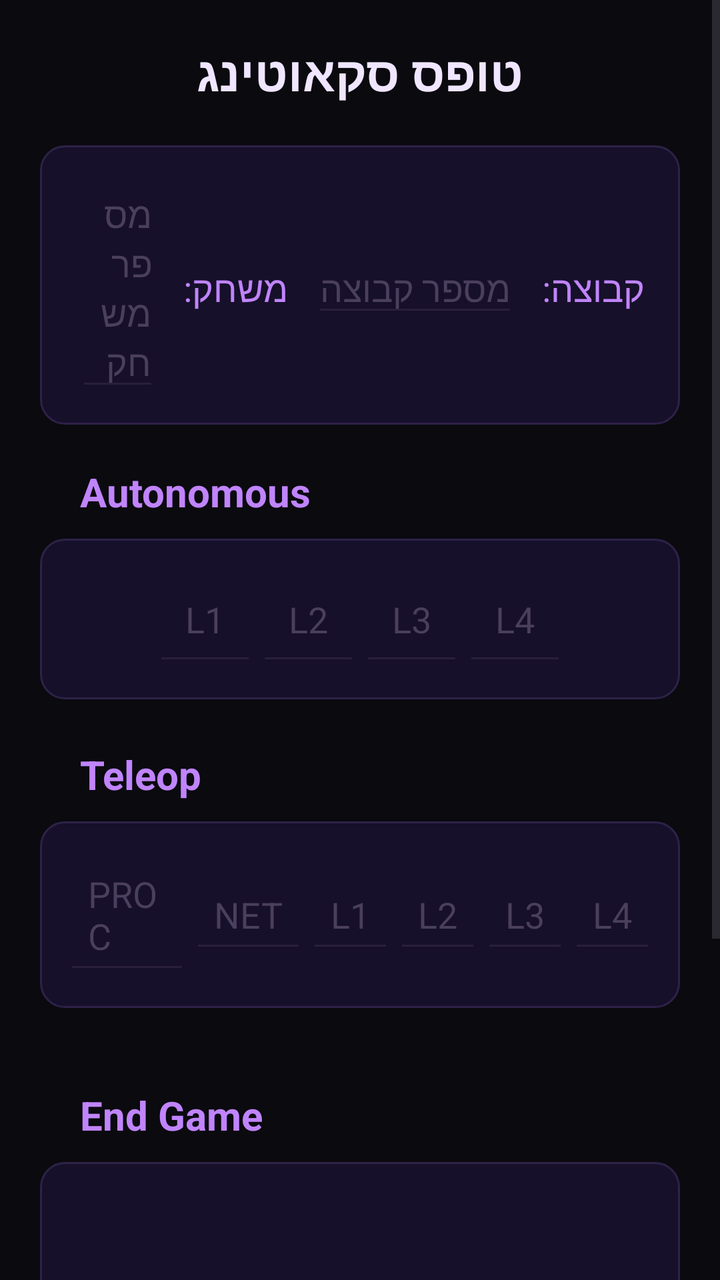
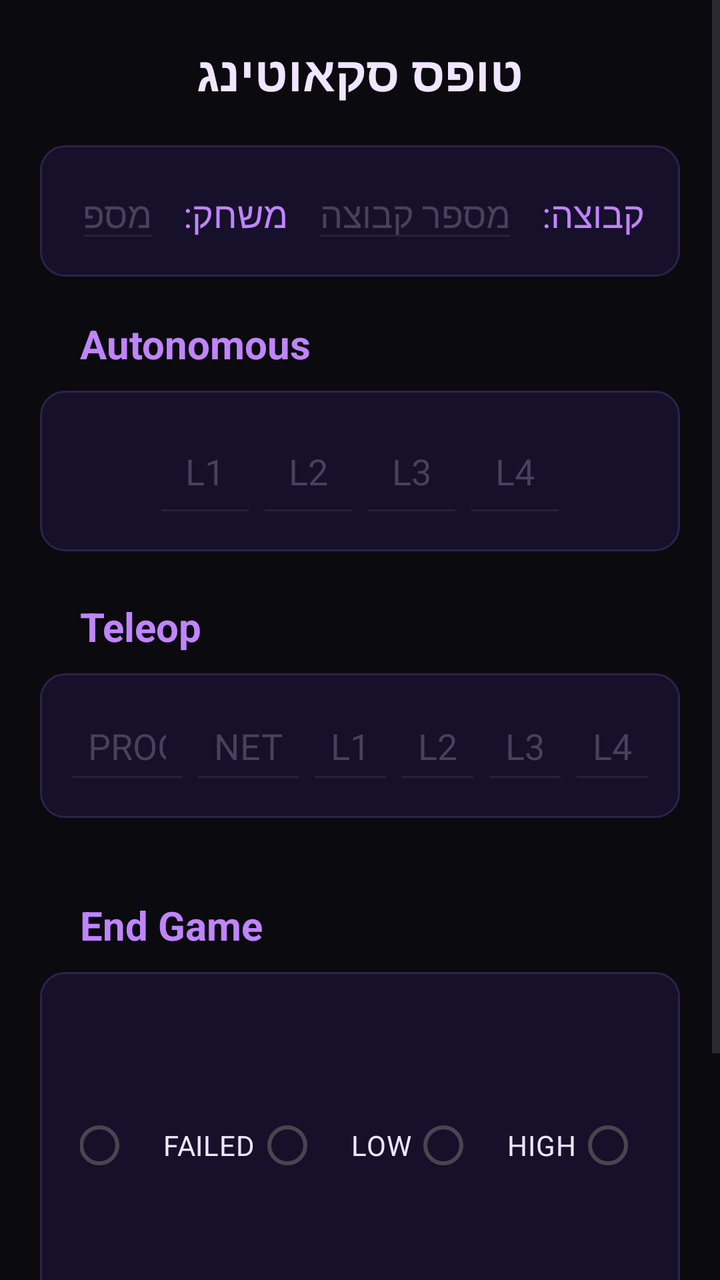

An Android layout rendered at two revisions. The XML below is the earlier revision; the diff shows what the commit changed to produce the second picture.
<!-- AndroidManifest.xml: application theme Theme.MainApp -->
<!-- res/layout/activity_forms.xml -->
<?xml version="1.0" encoding="utf-8"?>
<ScrollView xmlns:android="http://schemas.android.com/apk/res/android"
    xmlns:app="http://schemas.android.com/apk/res-auto"
    xmlns:tools="http://schemas.android.com/tools"
    android:layout_width="match_parent"
    android:layout_height="match_parent"
    android:background="#0A0A0F"
    tools:context=".Screens.FormsActivity">

    <LinearLayout
        android:layout_width="match_parent"
        android:layout_height="wrap_content"
        android:layoutDirection="rtl"
        android:orientation="vertical"
        android:padding="20dp">

        
        <TextView
            android:id="@+id/textViewFormsTitle"
            android:layout_width="wrap_content"
            android:layout_height="wrap_content"
            android:layout_gravity="center_horizontal"
            android:layout_marginBottom="20dp"
            android:text="טופס סקאוטינג"
            android:textColor="#F0E6FF"
            android:textSize="24sp"
            android:textStyle="bold" />

        
        <LinearLayout
            android:layout_width="match_parent"
            android:layout_height="wrap_content"
            android:layoutDirection="rtl"
            android:background="@drawable/card_bg_dark"
            android:padding="12dp"
            android:layout_marginBottom="20dp">

            <TextView
                android:id="@+id/teamText"
                android:layout_width="wrap_content"
                android:layout_height="wrap_content"
                android:layout_marginHorizontal="6dp"
                android:text="קבוצה:"
                android:textColor="#C084FC"
                android:textSize="18sp" />

            <EditText
                android:id="@+id/TeamNumberEditText"
                android:layout_width="wrap_content"
                android:layout_height="wrap_content"
                android:layout_marginHorizontal="6dp"
                android:hint="מספר קבוצה"
                android:textColor="#F0E6FF"
                android:textColorHint="#4A3F5C"
                android:backgroundTint="#2A1F3D" />

            <TextView
                android:id="@+id/gameText"
                android:layout_width="wrap_content"
                android:layout_height="wrap_content"
                android:layout_marginHorizontal="6dp"
                android:text="משחק:"
                android:textColor="#C084FC"
                android:textSize="18sp" />

            <EditText
                android:id="@+id/GameNumberEditText"
                android:layout_width="wrap_content"
                android:layout_height="wrap_content"
                android:layout_marginHorizontal="6dp"
                android:hint="מספר משחק"
                android:textColor="#F0E6FF"
                android:textColorHint="#4A3F5C"
                android:backgroundTint="#2A1F3D" />
        </LinearLayout>

        
        <TextView
            android:id="@+id/AutonomousText"
            android:layout_width="wrap_content"
            android:layout_height="wrap_content"
            android:layout_gravity="end"
            android:layout_marginEnd="20dp"
            android:layout_marginBottom="10dp"
            android:text="Autonomous"
            android:textColor="#C084FC"
            android:textSize="20sp"
            android:textStyle="bold" />

        <LinearLayout
            android:layout_width="match_parent"
            android:layout_height="wrap_content"
            android:layout_marginBottom="24dp"
            android:background="@drawable/card_bg_dark"
            android:gravity="center"
            android:padding="12dp">

            <EditText
                android:id="@+id/AutoL4Count"
                android:layout_width="wrap_content"
                android:layout_height="wrap_content"
                android:hint="L4"
                android:padding="16dp"
                android:textColor="#F0E6FF"
                android:textColorHint="#4A3F5C"
                android:backgroundTint="#2A1F3D" />

            <EditText
                android:id="@+id/AutoL3Count"
                android:layout_width="wrap_content"
                android:layout_height="wrap_content"
                android:hint="L3"
                android:padding="16dp"
                android:textColor="#F0E6FF"
                android:textColorHint="#4A3F5C"
                android:backgroundTint="#2A1F3D" />

            <EditText
                android:id="@+id/AutoL2Count"
                android:layout_width="wrap_content"
                android:layout_height="wrap_content"
                android:hint="L2"
                android:padding="16dp"
                android:textColor="#F0E6FF"
                android:textColorHint="#4A3F5C"
                android:backgroundTint="#2A1F3D" />

            <EditText
                android:id="@+id/AutoL1Count"
                android:layout_width="wrap_content"
                android:layout_height="wrap_content"
                android:hint="L1"
                android:padding="16dp"
                android:textColor="#F0E6FF"
                android:textColorHint="#4A3F5C"
                android:backgroundTint="#2A1F3D" />
        </LinearLayout>

        
        <TextView
            android:id="@+id/middleRightText"
            android:layout_width="wrap_content"
            android:layout_height="wrap_content"
            android:layout_gravity="end"
            android:layout_marginEnd="20dp"
            android:layout_marginBottom="10dp"
            android:text="Teleop"
            android:textColor="#C084FC"
            android:textSize="20sp"
            android:textStyle="bold" />

        <LinearLayout
            android:layout_width="match_parent"
            android:layout_height="wrap_content"
            android:background="@drawable/card_bg_dark"
            android:gravity="center"
            android:padding="12dp"
            android:layout_marginBottom="24dp">

            <EditText
                android:id="@+id/TeleopL4Count"
                android:layout_width="wrap_content"
                android:layout_height="wrap_content"
                android:hint="L4"
                android:padding="12dp"
                android:textColor="#F0E6FF"
                android:textColorHint="#4A3F5C"
                android:backgroundTint="#2A1F3D" />

            <EditText
                android:id="@+id/TeleopL3Count"
                android:layout_width="wrap_content"
                android:layout_height="wrap_content"
                android:hint="L3"
                android:padding="12dp"
                android:textColor="#F0E6FF"
                android:textColorHint="#4A3F5C"
                android:backgroundTint="#2A1F3D" />

            <EditText
                android:id="@+id/TeleopL2Count"
                android:layout_width="wrap_content"
                android:layout_height="wrap_content"
                android:hint="L2"
                android:padding="12dp"
                android:textColor="#F0E6FF"
                android:textColorHint="#4A3F5C"
                android:backgroundTint="#2A1F3D" />

            <EditText
                android:id="@+id/TeleopL1Count"
                android:layout_width="wrap_content"
                android:layout_height="wrap_content"
                android:hint="L1"
                android:padding="12dp"
                android:textColor="#F0E6FF"
                android:textColorHint="#4A3F5C"
                android:backgroundTint="#2A1F3D" />

            <EditText
                android:id="@+id/TeleopNetCount"
                android:layout_width="wrap_content"
                android:layout_height="wrap_content"
                android:hint="NET"
                android:padding="12dp"
                android:textColor="#F0E6FF"
                android:textColorHint="#4A3F5C"
                android:backgroundTint="#2A1F3D" />

            <EditText
                android:id="@+id/TeleopProCount"
                android:layout_width="wrap_content"
                android:layout_height="wrap_content"
                android:hint="PROC"
                android:padding="12dp"
                android:textColor="#F0E6FF"
                android:textColorHint="#4A3F5C"
                android:backgroundTint="#2A1F3D" />
        </LinearLayout>

        
        <TextView
            android:id="@+id/EndGameText"
            android:layout_width="wrap_content"
            android:layout_height="wrap_content"
            android:layout_gravity="end"
            android:layout_marginTop="16dp"
            android:layout_marginEnd="20dp"
            android:layout_marginBottom="10dp"
            android:text="End Game"
            android:textColor="#C084FC"
            android:textSize="20sp"
            android:textStyle="bold" />

        <RadioGroup
            android:id="@+id/ClimbGroup"
            android:layout_width="match_parent"
            android:layout_height="wrap_content"
            android:layout_marginBottom="24dp"
            android:background="@drawable/card_bg_dark"
            android:gravity="center"
            android:orientation="horizontal"
            android:padding="12dp">

            <RadioButton
                android:id="@+id/ClimbHigh"
                android:layout_width="wrap_content"
                android:layout_height="wrap_content"
                android:layout_marginHorizontal="8dp"
                android:text="HIGH"
                android:textColor="#F0E6FF"
                android:buttonTint="#C084FC" />

            <RadioButton
                android:id="@+id/ClimbLow"
                android:layout_width="wrap_content"
                android:layout_height="wrap_content"
                android:layout_marginHorizontal="8dp"
                android:text="LOW"
                android:textColor="#F0E6FF"
                android:buttonTint="#C084FC" />

            <RadioButton
                android:id="@+id/ClimbFailed"
                android:layout_width="wrap_content"
                android:layout_height="wrap_content"
                android:layout_marginHorizontal="8dp"
                android:text="FAILED"
                android:textColor="#F0E6FF"
                android:buttonTint="#C084FC" />

            <RadioButton
                android:id="@+id/ClimbDidntTry"
                android:layout_width="wrap_content"
                android:layout_height="wrap_content"
                android:layout_marginHorizontal="8dp"
                android:text="DIDNT TRY"
                android:textColor="#F0E6FF"
                android:buttonTint="#C084FC" />
        </RadioGroup>

        <Button
            android:id="@+id/buttonSave"
            android:layout_width="match_parent"
            android:layout_height="58dp"
            android:layout_marginTop="16dp"
            android:background="@drawable/btn_primary"
            android:stateListAnimator="@null"
            android:text="שמור ועדכן"
            android:textColor="#FFFFFF"
            android:textSize="15sp"
            android:textStyle="bold" />

        <ProgressBar
            android:id="@+id/progressBar"
            android:layout_width="wrap_content"
            android:layout_height="wrap_content"
            android:layout_gravity="center"
            android:layout_marginTop="12dp"
            android:indeterminateTint="#C084FC"
            android:visibility="gone" />

    </LinearLayout>
</ScrollView>
<!-- resources referenced by this layout -->
<resources>
  <!-- drawable btn_primary (drawable) -->
  <?xml version="1.0" encoding="utf-8"?>
  <shape xmlns:android="http://schemas.android.com/apk/res/android"
      android:shape="rectangle">
      <gradient
          android:startColor="#7C3AED"
          android:endColor="#9D00FF"
          android:angle="135"
          android:type="linear" />
      <corners android:radius="10dp" />
  </shape>
  <!-- drawable card_bg_dark (drawable) -->
  <?xml version="1.0" encoding="utf-8"?>
  <shape xmlns:android="http://schemas.android.com/apk/res/android"
      android:shape="rectangle">
      <solid android:color="#16102A" />
      <stroke android:width="1dp" android:color="#2E2248" />
      <corners android:radius="12dp" />
  </shape>
  <style name="Theme.MainApp" parent="Base.Theme.MainApp" />
  <style name="Base.Theme.MainApp" parent="Theme.Material3.DayNight.NoActionBar">
          
          
      </style>
</resources>

<!-- the commit's change to res/layout/activity_forms.xml (unified diff, before → after) -->
@@ -52,6 +52,8 @@
                 android:hint="מספר קבוצה"
                 android:textColor="#F0E6FF"
                 android:textColorHint="#4A3F5C"
+
+                android:inputType="number"
                 android:backgroundTint="#2A1F3D" />
 
             <TextView
@@ -61,6 +63,8 @@
                 android:layout_marginHorizontal="6dp"
                 android:text="משחק:"
                 android:textColor="#C084FC"
+
+                android:inputType="number"
                 android:textSize="18sp" />
 
             <EditText
@@ -71,6 +75,8 @@
                 android:hint="מספר משחק"
                 android:textColor="#F0E6FF"
                 android:textColorHint="#4A3F5C"
+
+                android:inputType="number"
                 android:backgroundTint="#2A1F3D" />
         </LinearLayout>
 
@@ -103,6 +109,8 @@
                 android:padding="16dp"
                 android:textColor="#F0E6FF"
                 android:textColorHint="#4A3F5C"
+
+                android:inputType="number"
                 android:backgroundTint="#2A1F3D" />
 
             <EditText
@@ -113,6 +121,8 @@
                 android:padding="16dp"
                 android:textColor="#F0E6FF"
                 android:textColorHint="#4A3F5C"
+
+                android:inputType="number"
                 android:backgroundTint="#2A1F3D" />
 
             <EditText
@@ -123,6 +133,8 @@
                 android:padding="16dp"
                 android:textColor="#F0E6FF"
                 android:textColorHint="#4A3F5C"
+
+                android:inputType="number"
                 android:backgroundTint="#2A1F3D" />
 
             <EditText
@@ -133,6 +145,8 @@
                 android:padding="16dp"
                 android:textColor="#F0E6FF"
                 android:textColorHint="#4A3F5C"
+
+                android:inputType="number"
                 android:backgroundTint="#2A1F3D" />
         </LinearLayout>
 
@@ -164,6 +178,8 @@
                 android:hint="L4"
                 android:padding="12dp"
                 android:textColor="#F0E6FF"
+
+                android:inputType="number"
                 android:textColorHint="#4A3F5C"
                 android:backgroundTint="#2A1F3D" />
 
@@ -175,6 +191,8 @@
                 android:padding="12dp"
                 android:textColor="#F0E6FF"
                 android:textColorHint="#4A3F5C"
+
+                android:inputType="number"
                 android:backgroundTint="#2A1F3D" />
 
             <EditText
@@ -185,6 +203,7 @@
                 android:padding="12dp"
                 android:textColor="#F0E6FF"
                 android:textColorHint="#4A3F5C"
+                android:inputType="number"
                 android:backgroundTint="#2A1F3D" />
 
             <EditText
@@ -195,6 +214,8 @@
                 android:padding="12dp"
                 android:textColor="#F0E6FF"
                 android:textColorHint="#4A3F5C"
+
+                android:inputType="number"
                 android:backgroundTint="#2A1F3D" />
 
             <EditText
@@ -205,6 +226,8 @@
                 android:padding="12dp"
                 android:textColor="#F0E6FF"
                 android:textColorHint="#4A3F5C"
+
+                android:inputType="number"
                 android:backgroundTint="#2A1F3D" />
 
             <EditText
@@ -215,6 +238,8 @@
                 android:padding="12dp"
                 android:textColor="#F0E6FF"
                 android:textColorHint="#4A3F5C"
+
+                android:inputType="number"
                 android:backgroundTint="#2A1F3D" />
         </LinearLayout>
 
